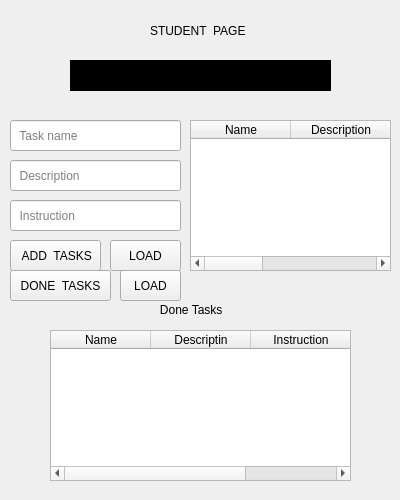
First picture: the form in student.ui, repository mariamzhamakochyan/Lab-projects, before the edit.
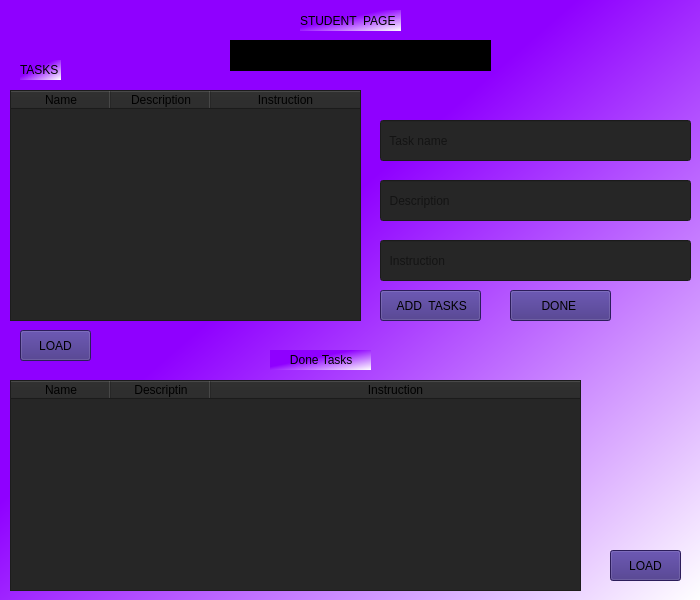
Second picture: the form after the edit.

Commit message: student database system

Diff of the .ui file:
```diff
--- a/student.ui
+++ b/student.ui
@@ -6,18 +6,21 @@
    <rect>
     <x>0</x>
     <y>0</y>
-    <width>400</width>
-    <height>500</height>
+    <width>700</width>
+    <height>600</height>
    </rect>
   </property>
   <property name="windowTitle">
    <string>Form</string>
   </property>
+  <property name="styleSheet">
+   <string notr="true">background-color:qlineargradient(spread:pad, x1:0.409, y1:0.420455, x2:1, y2:1, stop:0 rgba(143, 0, 255, 255), stop:1 rgba(255, 255, 255, 255))</string>
+  </property>
   <widget class="QLabel" name="label">
    <property name="geometry">
     <rect>
-     <x>150</x>
-     <y>20</y>
+     <x>300</x>
+     <y>10</y>
      <width>101</width>
      <height>21</height>
     </rect>
@@ -29,8 +32,8 @@
   <widget class="QLabel" name="label_2">
    <property name="geometry">
     <rect>
-     <x>70</x>
-     <y>60</y>
+     <x>230</x>
+     <y>40</y>
      <width>261</width>
      <height>31</height>
     </rect>
@@ -45,12 +48,15 @@
   <widget class="QPushButton" name="pushButton_add">
    <property name="geometry">
     <rect>
-     <x>10</x>
-     <y>240</y>
-     <width>91</width>
+     <x>380</x>
+     <y>290</y>
+     <width>101</width>
      <height>31</height>
     </rect>
    </property>
+   <property name="styleSheet">
+    <string notr="true">background-color: rgb(61, 41, 128);</string>
+   </property>
    <property name="text">
     <string> ADD  TASKS</string>
    </property>
@@ -58,12 +64,15 @@
   <widget class="QLineEdit" name="lineEdit_task">
    <property name="geometry">
     <rect>
-     <x>10</x>
+     <x>380</x>
      <y>120</y>
-     <width>171</width>
-     <height>31</height>
+     <width>311</width>
+     <height>41</height>
     </rect>
    </property>
+   <property name="styleSheet">
+    <string notr="true">background-color: rgb(38, 38, 38);</string>
+   </property>
    <property name="placeholderText">
     <string>  Task name</string>
    </property>
@@ -71,12 +80,15 @@
   <widget class="QLineEdit" name="lineEdit_description">
    <property name="geometry">
     <rect>
-     <x>10</x>
-     <y>160</y>
-     <width>171</width>
-     <height>31</height>
+     <x>380</x>
+     <y>180</y>
+     <width>311</width>
+     <height>41</height>
     </rect>
    </property>
+   <property name="styleSheet">
+    <string notr="true">background-color: rgb(38, 38, 38);</string>
+   </property>
    <property name="placeholderText">
     <string>  Description</string>
    </property>
@@ -84,12 +96,15 @@
   <widget class="QLineEdit" name="lineEdit_instruction">
    <property name="geometry">
     <rect>
-     <x>10</x>
-     <y>200</y>
-     <width>171</width>
-     <height>31</height>
+     <x>380</x>
+     <y>240</y>
+     <width>311</width>
+     <height>41</height>
     </rect>
    </property>
+   <property name="styleSheet">
+    <string notr="true">background-color: rgb(38, 38, 38);</string>
+   </property>
    <property name="placeholderText">
     <string>  Instruction</string>
    </property>
@@ -97,12 +112,30 @@
   <widget class="QTableWidget" name="tableWidget_all">
    <property name="geometry">
     <rect>
-     <x>190</x>
-     <y>120</y>
-     <width>201</width>
-     <height>151</height>
+     <x>10</x>
+     <y>90</y>
+     <width>351</width>
+     <height>231</height>
     </rect>
    </property>
+   <property name="styleSheet">
+    <string notr="true">background-color: rgb(38, 38, 38);</string>
+   </property>
+   <attribute name="horizontalHeaderCascadingSectionResizes">
+    <bool>false</bool>
+   </attribute>
+   <attribute name="horizontalHeaderHighlightSections">
+    <bool>false</bool>
+   </attribute>
+   <attribute name="horizontalHeaderShowSortIndicator" stdset="0">
+    <bool>false</bool>
+   </attribute>
+   <attribute name="horizontalHeaderStretchLastSection">
+    <bool>true</bool>
+   </attribute>
+   <attribute name="verticalHeaderCascadingSectionResizes">
+    <bool>false</bool>
+   </attribute>
    <column>
     <property name="text">
      <string>Name</string>
@@ -122,25 +155,55 @@
   <widget class="QPushButton" name="pushButton_done">
    <property name="geometry">
     <rect>
-     <x>10</x>
-     <y>270</y>
+     <x>510</x>
+     <y>290</y>
      <width>101</width>
      <height>31</height>
     </rect>
    </property>
+   <property name="styleSheet">
+    <string notr="true">background-color: rgb(61, 41, 128);</string>
+   </property>
    <property name="text">
-    <string>DONE  TASKS</string>
+    <string>DONE </string>
    </property>
   </widget>
   <widget class="QTableWidget" name="tableWidget_done">
    <property name="geometry">
     <rect>
-     <x>50</x>
-     <y>330</y>
-     <width>301</width>
-     <height>151</height>
+     <x>10</x>
+     <y>380</y>
+     <width>571</width>
+     <height>211</height>
     </rect>
    </property>
+   <property name="styleSheet">
+    <string notr="true">background-color: rgb(38, 38, 38);</string>
+   </property>
+   <attribute name="horizontalHeaderMinimumSectionSize">
+    <number>19</number>
+   </attribute>
+   <attribute name="horizontalHeaderShowSortIndicator" stdset="0">
+    <bool>false</bool>
+   </attribute>
+   <attribute name="horizontalHeaderStretchLastSection">
+    <bool>true</bool>
+   </attribute>
+   <attribute name="verticalHeaderCascadingSectionResizes">
+    <bool>true</bool>
+   </attribute>
+   <attribute name="verticalHeaderMinimumSectionSize">
+    <number>21</number>
+   </attribute>
+   <attribute name="verticalHeaderHighlightSections">
+    <bool>false</bool>
+   </attribute>
+   <attribute name="verticalHeaderShowSortIndicator" stdset="0">
+    <bool>true</bool>
+   </attribute>
+   <attribute name="verticalHeaderStretchLastSection">
+    <bool>false</bool>
+   </attribute>
    <column>
     <property name="text">
      <string>Name</string>
@@ -160,8 +223,8 @@
   <widget class="QLabel" name="label_3">
    <property name="geometry">
     <rect>
-     <x>140</x>
-     <y>300</y>
+     <x>270</x>
+     <y>350</y>
      <width>101</width>
      <height>20</height>
     </rect>
@@ -173,12 +236,15 @@
   <widget class="QPushButton" name="pushButton_load_done">
    <property name="geometry">
     <rect>
-     <x>120</x>
-     <y>270</y>
-     <width>61</width>
+     <x>610</x>
+     <y>550</y>
+     <width>71</width>
      <height>31</height>
     </rect>
    </property>
+   <property name="styleSheet">
+    <string notr="true">background-color: rgb(61, 41, 128);</string>
+   </property>
    <property name="text">
     <string>LOAD</string>
    </property>
@@ -186,16 +252,32 @@
   <widget class="QPushButton" name="pushButton_load_add">
    <property name="geometry">
     <rect>
-     <x>110</x>
-     <y>240</y>
+     <x>20</x>
+     <y>330</y>
      <width>71</width>
      <height>31</height>
     </rect>
    </property>
+   <property name="styleSheet">
+    <string notr="true">background-color: rgb(61, 41, 128);</string>
+   </property>
    <property name="text">
     <string>LOAD</string>
    </property>
   </widget>
+  <widget class="QLabel" name="label_4">
+   <property name="geometry">
+    <rect>
+     <x>20</x>
+     <y>60</y>
+     <width>41</width>
+     <height>20</height>
+    </rect>
+   </property>
+   <property name="text">
+    <string>TASKS</string>
+   </property>
+  </widget>
  </widget>
  <resources/>
  <connections/>
```
The commit also changes 9 other files.
